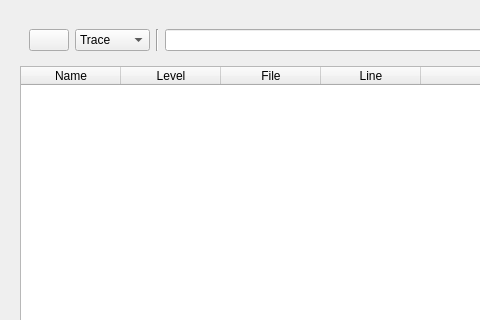
The window that editor/uis/log_widget.ui (threezinedine/ntt-3d-game-engine) describes before a commit, drawn with Qt 5; both pictures show x 0 to 480 and y 0 to 320 of the 867 by 453 pixel window.
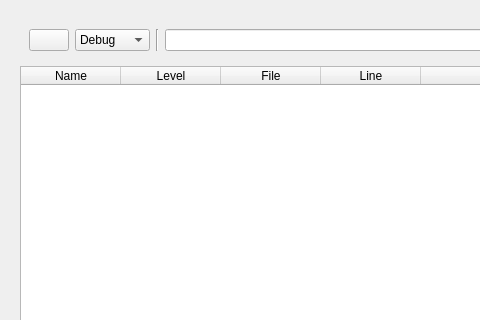
The same window after the commit. Custom widgets are drawn as their Qt base class.

Patch:
```diff
--- a/editor/uis/log_widget.ui
+++ b/editor/uis/log_widget.ui
@@ -31,7 +31,10 @@
           </widget>
          </item>
          <item>
-          <widget class="QComboBox" name="comboBox">
+          <widget class="QComboBox" name="levelFilterCombo">
+           <property name="currentIndex">
+            <number>1</number>
+           </property>
            <item>
             <property name="text">
              <string>Trace</string>
```
Left out of the diff: 2 changed lines with no effect on the pictures.
